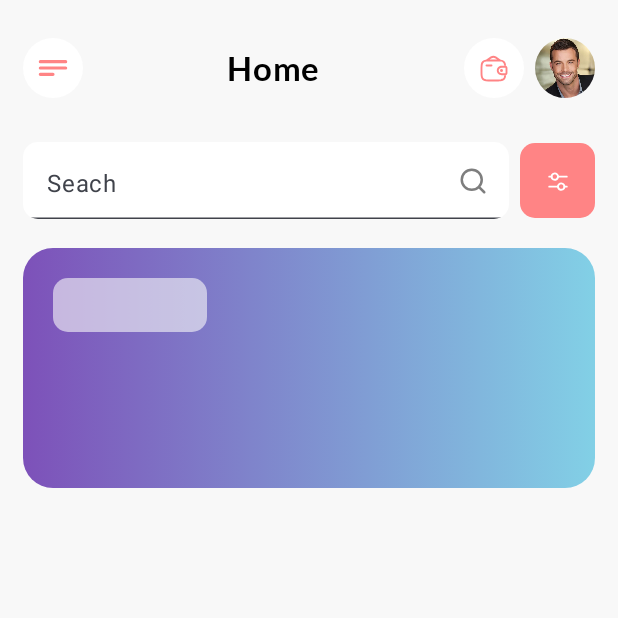
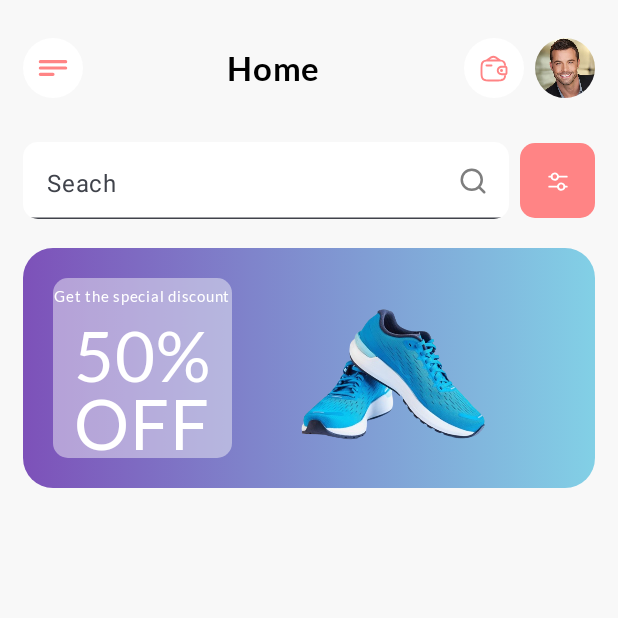
Before and after one commit to basitbhatti/ECommerceUI-Compose-, an Android app built with Jetpack Compose: the screen it shows after launch (MainActivity), on a phone screen of 412 x 824 dp, the top half of it. Run offline under Robolectric (Android 15) with nearby library versions, the phone set to English and light mode, and no system bars.

Commit message:
ECommerce UI First Commit.

```diff
--- a/app/src/main/java/com/example/ecommerceui/ui/HomeScreen.kt
+++ b/app/src/main/java/com/example/ecommerceui/ui/HomeScreen.kt
@@ -227,14 +227,25 @@ fun BannerCardSection() {
 
             Column(
                 modifier = Modifier
-                    .fillMaxSize(0.3f)
+                    .fillMaxHeight()
+                    .fillMaxWidth(0.35f)
                     .clip(RoundedCornerShape(10.dp))
                     .background(WhiteTransparent),
                 verticalArrangement = Arrangement.Center,
                 horizontalAlignment = Alignment.CenterHorizontally
             ) {
 
+                Text(text = "Get the special discount", fontSize = 10.sp, fontFamily = fontFamily, color = Color.White)
 
+                Text(text = "50%\nOFF", fontSize = 46.sp, lineHeight = 45.sp, fontFamily = fontFamily, color = Color.White)
+
+            }
+
+            Box(modifier = Modifier.fillMaxSize(), contentAlignment = Alignment.Center){
+                Image(
+                    painter = painterResource(id = R.drawable.shoe),
+                    contentDescription = "",
+                    modifier = Modifier.fillMaxSize())
             }
 
         }
--- a/app/src/main/java/com/example/ecommerceui/ui/theme/Color.kt
+++ b/app/src/main/java/com/example/ecommerceui/ui/theme/Color.kt
@@ -13,7 +13,7 @@ val Pink40 = Color(0xFF7D5260)
 
 val LightRed = Color(0xFFFF8485)
 val BGWhite = Color(0xFFF8F8F8)
-val WhiteTransparent = Color(0x99F8F8F8)
+val WhiteTransparent = Color(0x74F8F8F8)
 val GreyIcon = Color(0xFF7E7E7E)
 val LightGreenCard = Color(0xFFECF4C5)
 val LightOrangeCard = Color(0xFFF7E3E2)
```
Also changed, not shown: app/src/main/res/drawable/shoe.png (added), app/src/main/res/drawable/shoes.png (added).
